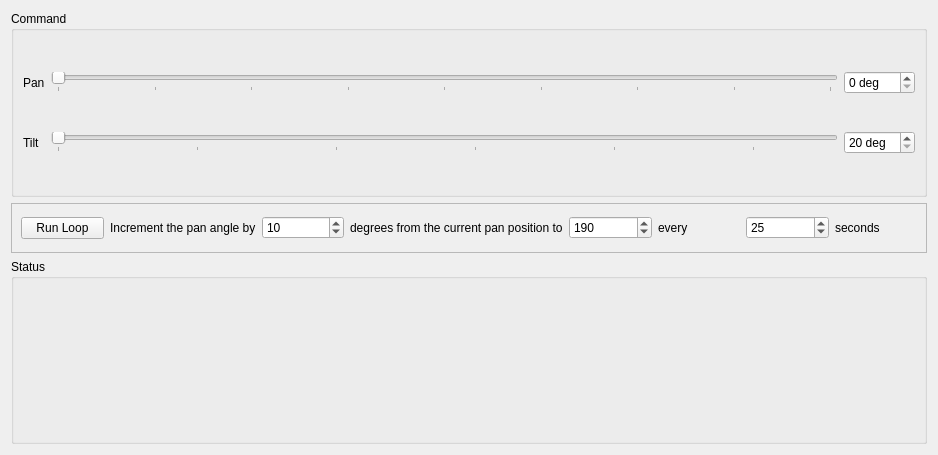
Qt form scripts/cmd_status.ui (OpenLEAD/bundles-rosa) before a commit.
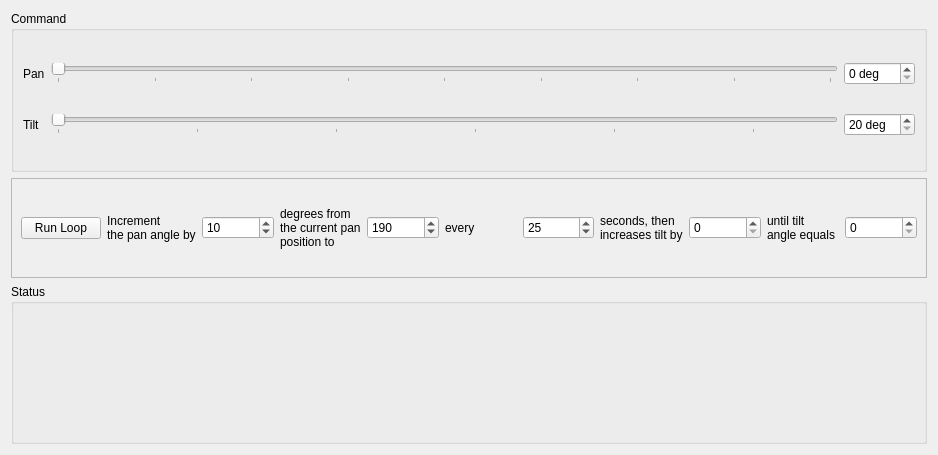
The same form after that commit.

Patch:
```diff
--- a/scripts/cmd_status.ui
+++ b/scripts/cmd_status.ui
@@ -118,7 +118,7 @@
      <property name="minimumSize">
       <size>
        <width>0</width>
-       <height>50</height>
+       <height>100</height>
       </size>
      </property>
      <property name="frameShape">
@@ -141,7 +141,8 @@
       <item>
        <widget class="QLabel" name="panSetLabel_2">
         <property name="text">
-         <string>Increment the pan angle by</string>
+         <string>Increment 
+the pan angle by</string>
         </property>
        </widget>
       </item>
@@ -161,7 +162,9 @@
       <item>
        <widget class="QLabel" name="panSetLabel_4">
         <property name="text">
-         <string>degrees from the current pan position to</string>
+         <string>degrees from 
+the current pan 
+position to</string>
         </property>
        </widget>
       </item>
@@ -192,10 +195,25 @@
       <item>
        <widget class="QLabel" name="panSetLabel_6">
         <property name="text">
-         <string>seconds</string>
+         <string>seconds, then 
+increases tilt by</string>
         </property>
        </widget>
       </item>
+      <item>
+       <widget class="QSpinBox" name="tiltStepAngle"/>
+      </item>
+      <item>
+       <widget class="QLabel" name="tiltSetLabel_3">
+        <property name="text">
+         <string>until tilt 
+angle equals</string>
+        </property>
+       </widget>
+      </item>
+      <item>
+       <widget class="QSpinBox" name="tiltEndAngle"/>
+      </item>
      </layout>
     </widget>
    </item>
```
Left out of the diff: 8 changed lines with no effect on the pictures.
